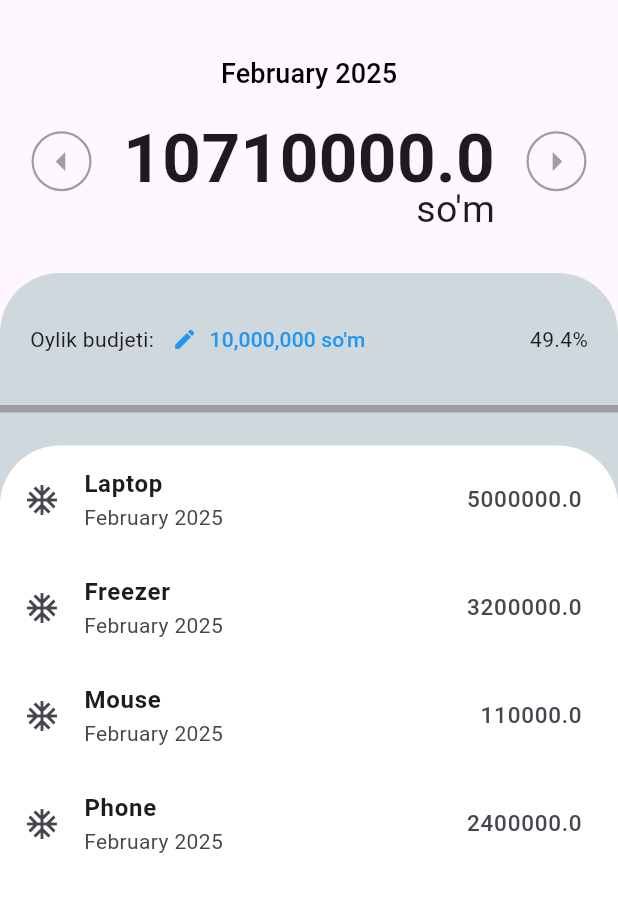
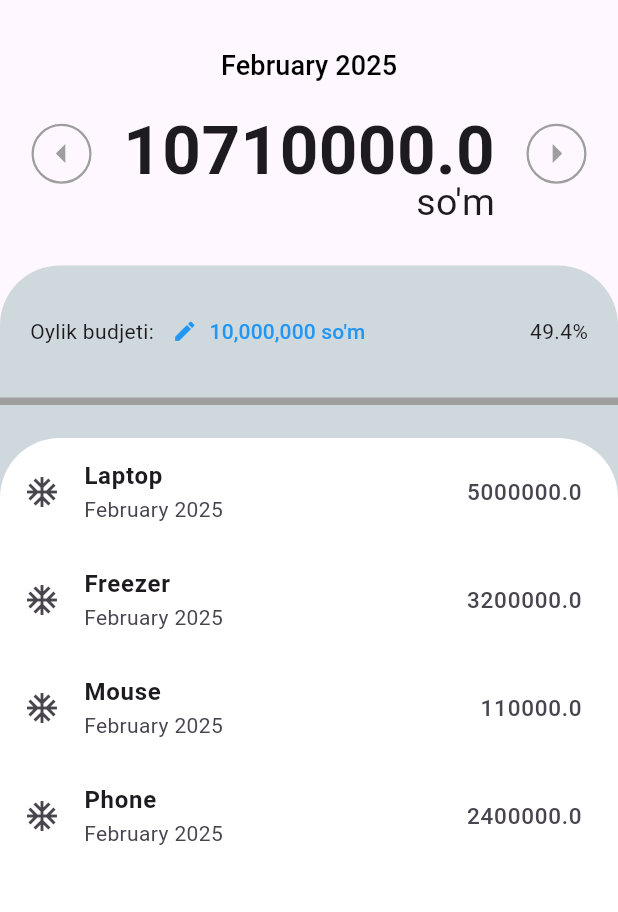
Before and after one commit to Biloliddin99/MyWallet, a Flutter app: the screen it shows after launch, on a phone screen of 412 x 824 dp, the part 84-996 px from its top. Run offline on Flutter 3.47's test engine with Material 3 defaults, Android fonts, the phone set to English and light mode, and no system bars; our stand-ins replace google_fonts; missing offline and left inert: month_year_picker; Roboto replaces fonts that are missing (Alike).

Commit message:
ShowCash widgeti yangilandi, PickDate o'chirildi

```diff
--- a/lib/main.dart
+++ b/lib/main.dart
@@ -113,15 +113,12 @@ class _MyWalletState extends State<MyWallet> {
       ),
       body: Column(
         children: [
-          PickDate(
-            pickDate: _pickDate,
-            pickedDate: _pickedDate,
-          ),
           ShowCash(
             previousDate: _previousDate,
             nextDate: _nextDate,
             expenses: _expenses,
             picked: _pickedDate,
+            pickDate: _pickDate,
           ),
           SizedBox(height: 40),
           Stack(
--- a/lib/widgets/pick_date.dart
+++ /dev/null
@@ -1,31 +0,0 @@
-import 'package:flutter/material.dart';
-import 'package:intl/intl.dart';
-
-class PickDate extends StatelessWidget {
-  final Function pickDate;
-  final DateTime pickedDate;
-  const PickDate({
-    super.key,
-    required this.pickDate,
-    required this.pickedDate,
-  });
-
-  @override
-  Widget build(BuildContext context) {
-    return Padding(
-      padding: EdgeInsets.only(top: 25),
-      child: Align(
-        alignment: Alignment.center,
-        child: TextButton(
-          onPressed: () {
-            pickDate(context);
-          },
-          child: Text(
-            DateFormat.yMMMM().format(pickedDate),
-            style: const TextStyle(color: Colors.black, fontSize: 18),
-          ),
-        ),
-      ),
-    );
-  }
-}
--- a/lib/widgets/show_cash.dart
+++ b/lib/widgets/show_cash.dart
@@ -1,9 +1,11 @@
 import 'package:flutter/material.dart';
 import 'package:my_wallet/models/expense.dart';
+import 'package:intl/intl.dart';
 
 class ShowCash extends StatelessWidget {
   final Function() previousDate;
   final Function() nextDate;
+  final Function pickDate;
   final Expenses expenses;
   final DateTime picked;
   const ShowCash(
@@ -11,12 +13,26 @@ class ShowCash extends StatelessWidget {
       required this.previousDate,
       required this.nextDate,
       required this.expenses,
-      required this.picked});
+      required this.picked,
+      required this.pickDate});
 
   @override
   Widget build(BuildContext context) {
     double totalCost = expenses.getTotalCost(picked);
-    return Row(
+    return Padding(
+      padding: const EdgeInsets.only(top: 20),
+      child: Column(
+        children: [
+          TextButton(
+            onPressed: () {
+              pickDate(context);
+            },
+            child: Text(
+              DateFormat.yMMMM().format(picked),
+              style: const TextStyle(color: Colors.black, fontSize: 18),
+            ),
+          ),
+          Row(
             mainAxisAlignment: MainAxisAlignment.spaceEvenly,
             children: [
               Container(
@@ -72,6 +88,9 @@ class ShowCash extends StatelessWidget {
                 ),
               ),
             ],
+          ),
+        ],
+      ),
     );
   }
 }
```
Lines whose indentation alone changed are shown as unchanged.
